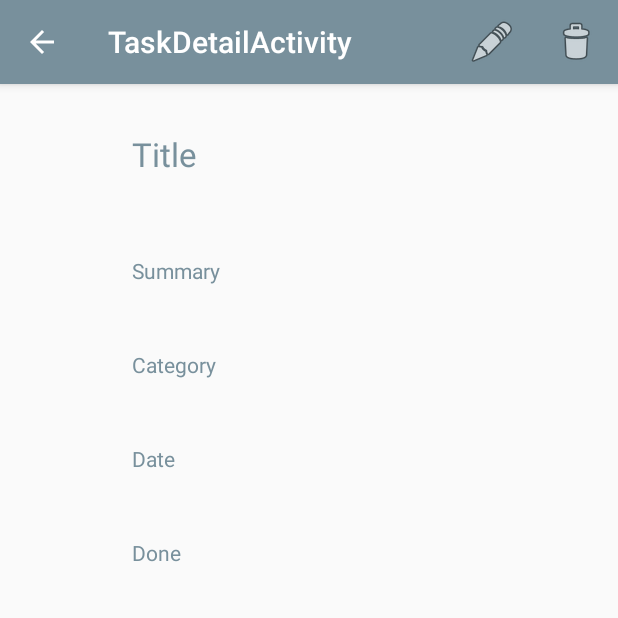
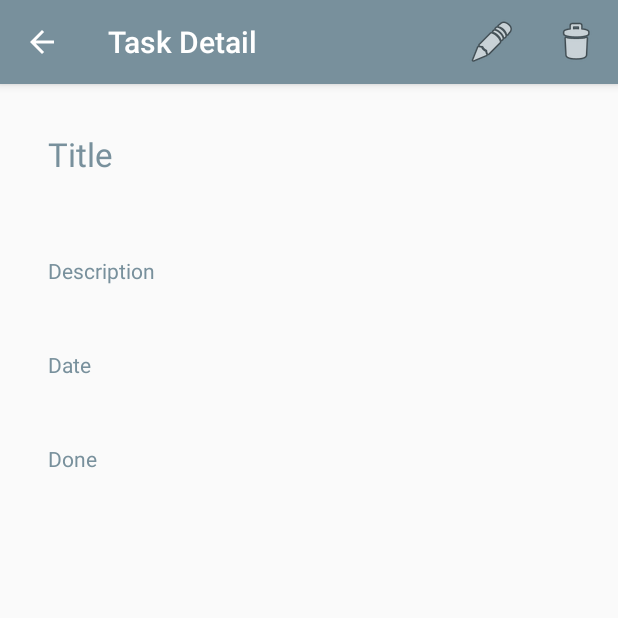
Before and after one commit to mesius/QTasks, an Android app: the TaskDetailFragment screen opened directly, with no data from a screen before it, on a phone screen of 412 x 824 dp, the top half of it. Run offline under Robolectric (Android 15) with nearby library versions, the phone set to English and light mode, and no system bars; 1 statement that could not run was skipped.

Commit message:
commit uno

```diff
--- a/app/src/main/java/com/actionis/qtasks/addedittask/AddEditTaskActivity.java
+++ b/app/src/main/java/com/actionis/qtasks/addedittask/AddEditTaskActivity.java
@@ -33,7 +33,7 @@ public class AddEditTaskActivity extends AppCompatActivity {
 
         String taskId = getIntent().getStringExtra(TasksActivity.EXTRA_TASK_ID);
 
-        setTitle(taskId == null ? "Añadir task" : "Editar task");
+        setTitle(taskId == null ? "Add task" : "Edit task");
 
         AddEditTaskFragment addEditTaskFragment = (AddEditTaskFragment)
                 getSupportFragmentManager().findFragmentById(R.id.add_edit_task_container);
--- a/app/src/main/java/com/actionis/qtasks/taskdetail/TaskDetailFragment.java
+++ b/app/src/main/java/com/actionis/qtasks/taskdetail/TaskDetailFragment.java
@@ -35,6 +35,7 @@ public class TaskDetailFragment extends Fragment {
     //private ImageView mAvatar;
     private TextView mSummary;
     private TextView mCategory;
+    private TextView mDescription;
     private TextView mDate;
     private TextView mTitle;
     private TextView mDone;
@@ -75,8 +76,9 @@ public class TaskDetailFragment extends Fragment {
         //mCollapsingView = (CollapsingToolbarLayout) getActivity().findViewById(R.id.toolbar_layout);
         //mAvatar = (ImageView) getActivity().findViewById(R.id.iv_avatar);
         mTitle = (TextView) root.findViewById(R.id.tv_title);
-        mSummary = (TextView) root.findViewById(R.id.tv_summary);
-        mCategory = (TextView) root.findViewById(R.id.tv_category);
+        mDescription = (TextView) root.findViewById(R.id.tv_description);
+        //mSummary = (TextView) root.findViewById(R.id.tv_summary);
+        //mCategory = (TextView) root.findViewById(R.id.tv_category);
         mDate = (TextView) root.findViewById(R.id.tv_date);
         mDone = (TextView) root.findViewById(R.id.tv_done);
 
@@ -122,8 +124,9 @@ public class TaskDetailFragment extends Fragment {
           //      .centerCrop()
             //    .into(mAvatar);
         mTitle.setText(task.getTitle());
-        mSummary.setText(task.getSummary());
-        mCategory.setText(task.getCategory());
+        //mSummary.setText(task.getSummary());
+        //mCategory.setText(task.getCategory());
+        mDescription.setText(task.getDescription());
         mDate.setText(task.getDate());
         mDone.setText(task.getDone());
     }
@@ -144,12 +147,12 @@ public class TaskDetailFragment extends Fragment {
 
     private void showLoadError() {
         Toast.makeText(getActivity(),
-                "Error al cargar información", Toast.LENGTH_SHORT).show();
+                "Error loading data", Toast.LENGTH_SHORT).show();
     }
 
     private void showDeleteError() {
         Toast.makeText(getActivity(),
-                "Error al eliminar abogado", Toast.LENGTH_SHORT).show();
+                "Error deleting task", Toast.LENGTH_SHORT).show();
     }
 
     private class GetTaskByIdTask extends AsyncTask<Void, Void, Cursor> {
--- a/app/src/main/java/com/actionis/qtasks/tasks/TasksFragment.java
+++ b/app/src/main/java/com/actionis/qtasks/tasks/TasksFragment.java
@@ -67,6 +67,8 @@ public class TasksFragment extends Fragment {
         mTasksList = (ListView) root.findViewById(R.id.tasks_list);
         mTasksAdapter = new TasksCursorAdapter(getActivity(), null);
         mAddButton = (FloatingActionButton) getActivity().findViewById(R.id.fab);
+
+
 
         // Setup
         mTasksList.setAdapter(mTasksAdapter);
@@ -175,7 +177,7 @@ public class TasksFragment extends Fragment {
 
     private void showSuccessfullSavedMessage() {
         Toast.makeText(getActivity(),
-                "Task guardado correctamente", Toast.LENGTH_SHORT).show();
+                "Task saved", Toast.LENGTH_SHORT).show();
     }
 
     private void showAddScreen() {
--- a/app/src/main/res/layout/fragment_task_detail.xml
+++ b/app/src/main/res/layout/fragment_task_detail.xml
@@ -2,7 +2,7 @@
     xmlns:tools="http://schemas.android.com/tools"
     android:layout_width="match_parent"
     android:layout_height="match_parent"
-    android:layout_marginLeft="72dp"
+    android:layout_marginLeft="16dp"
     android:layout_marginRight="@dimen/activity_horizontal_margin"
     android:orientation="vertical"
     tools:context="com.actionis.qtasks.taskdetail.TaskDetailFragment">
@@ -24,7 +24,7 @@
         android:textAppearance="@style/TextAppearance.AppCompat.Large"
         tools:text="Sample title" />
 
-    <TextView
+    <!--<TextView
         android:layout_width="wrap_content"
         android:layout_height="wrap_content"
         android:layout_marginBottom="8dp"
@@ -52,7 +52,22 @@
         android:layout_width="wrap_content"
         android:layout_height="wrap_content"
         android:textAppearance="@style/TextAppearance.AppCompat.Body1"
-        tools:text="Abogado penalista" />
+        tools:text="Abogado penalista" />-->
+
+    <TextView
+        android:layout_width="wrap_content"
+        android:layout_height="wrap_content"
+        android:layout_marginBottom="8dp"
+        android:layout_marginTop="@dimen/activity_vertical_margin"
+        android:text="Description"
+        android:textColor="?colorPrimary" />
+
+    <TextView
+        android:id="@+id/tv_description"
+        android:layout_width="wrap_content"
+        android:layout_height="wrap_content"
+        android:textAppearance="@style/TextAppearance.AppCompat.Body1"
+        tools:text="300 20 1111" />
 
     <TextView
         android:layout_width="wrap_content"
--- a/app/src/main/res/layout/list_item_task.xml
+++ b/app/src/main/res/layout/list_item_task.xml
@@ -42,7 +42,7 @@
         android:textAppearance="@style/TextAppearance.AppCompat.Title"
         tools:text="Sample Title" />
     <TextView
-        android:id="@+id/tv_summary"
+        android:id="@+id/tv_date"
         android:layout_below="@id/tv_title"
         android:layout_width="wrap_content"
         android:layout_height="wrap_content"
--- a/app/src/main/res/values/strings.xml
+++ b/app/src/main/res/values/strings.xml
@@ -10,8 +10,8 @@
 
     <!-- TODO: Remove or change this placeholder text -->
     <string name="hello_blank_fragment">Hello blank fragment</string>
-    <string name="title_activity_task_detail">TaskDetailActivity</string>
-    <string name="title_activity_add_edit_task">AddEditTaskActivity</string>
+    <string name="title_activity_task_detail">Task Detail</string>
+    <string name="title_activity_add_edit_task">Edit Task</string>
 
-    <string name="field_error">Ingresa un valor</string>
+    <string name="field_error">Enter a value</string>
 </resources>
```
Also changed, not shown: app/src/main/java/com/actionis/qtasks/addedittask/AddEditTaskFragment.java (+17 -15 lines), app/src/main/java/com/actionis/qtasks/tasks/TasksCursorAdapter.java (+15 -2 lines), app/src/main/res/drawable/ic_check_circle_green_24dp.xml (added, +9 -0 lines), app/src/main/res/layout/fragment_add_edit_task.xml (+6 -6 lines), 2 other files.
